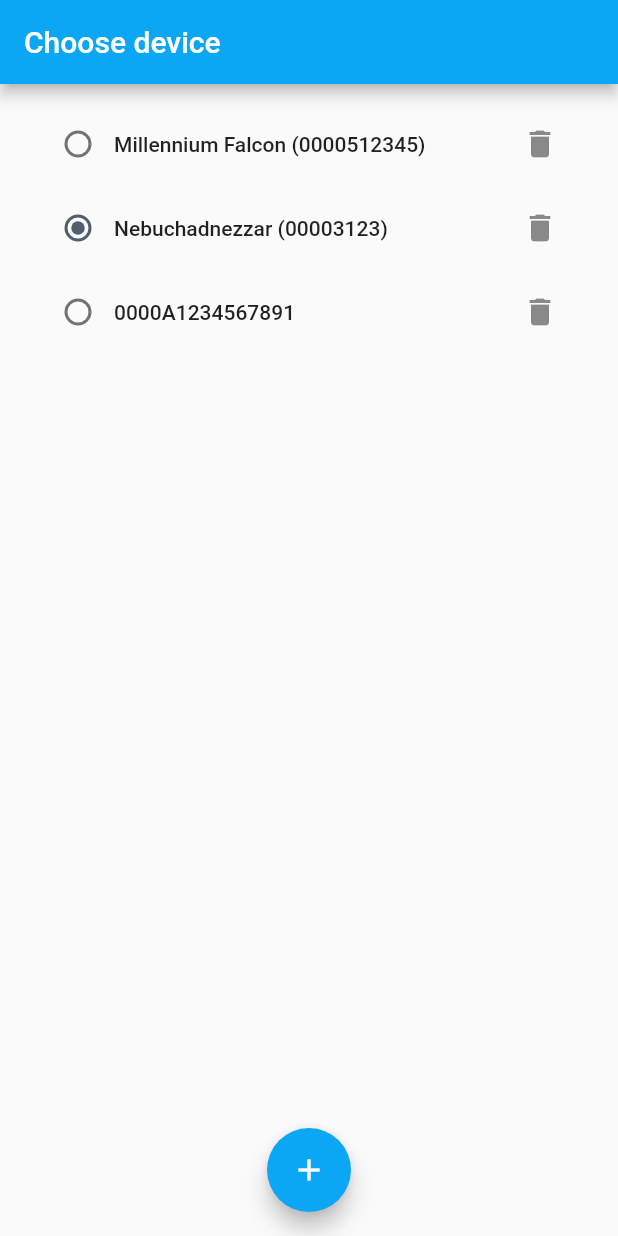
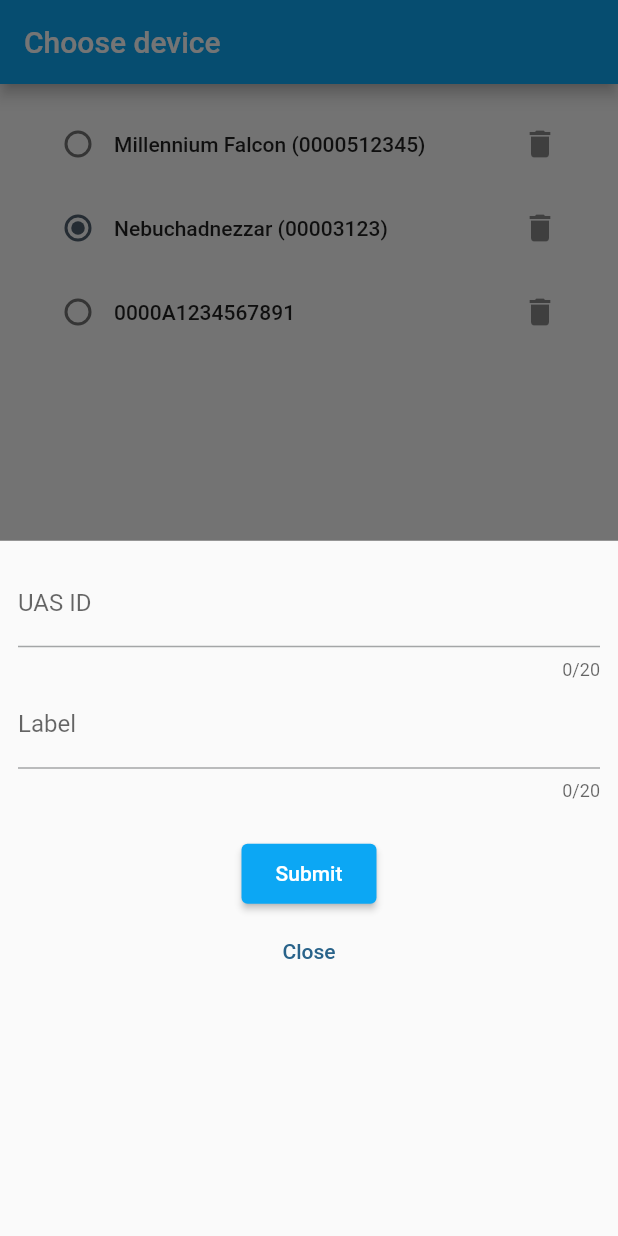
Before and after one commit to Esosek/dronetag_planner, a Flutter app: the DeviceScreen widget shown alone on an empty page, opened directly, after a tap on the "add" icon, on a phone screen of 412 x 824 dp. Run offline on Flutter 3.47's test engine with Material 2 defaults, Android fonts, the phone set to English and light mode, and no system bars; our stand-ins replace flutter_riverpod, google_fonts, logger.

Commit message:
Added NewDeviceModal

```diff
--- a/lib/components/device/new_device_form.dart
+++ b/lib/components/device/new_device_form.dart
@@ -4,7 +4,12 @@ import 'package:dronetag_planner/components/ui/custom_elevated_button.dart';
 import 'package:dronetag_planner/screens/flight_screen.dart';
 
 class NewDeviceForm extends StatefulWidget {
-  const NewDeviceForm({super.key});
+  const NewDeviceForm({
+    super.key,
+    this.showLabel = false,
+  });
+
+  final bool showLabel;
 
   @override
   State<NewDeviceForm> createState() => _NewDeviceFormState();
@@ -14,6 +19,12 @@ class _NewDeviceFormState extends State<NewDeviceForm> {
   final _formKey = GlobalKey<FormState>();
 
   bool _isLabelShown = false;
+
+  @override
+  void initState() {
+    super.initState();
+    _isLabelShown = widget.showLabel;
+  }
 
   void _onSubmit() {
     //TODO: Implement NewDeviceForm onSubmit
--- a/lib/screens/device_screen.dart
+++ b/lib/screens/device_screen.dart
@@ -5,9 +5,29 @@ import 'package:dronetag_planner/components/screen_wrapper.dart';
 import 'package:dronetag_planner/providers/devices_provider.dart';
 import 'package:dronetag_planner/models/device.dart';
 import 'package:dronetag_planner/components/device/device_item.dart';
+import 'package:dronetag_planner/components/device/new_device_form.dart';
 
 class DeviceScreen extends ConsumerWidget {
   const DeviceScreen({super.key});
+
+  void _openAddDeviceModal(BuildContext context) async {
+    await showModalBottomSheet(
+      context: context,
+      builder: (context) => Padding(
+        padding: const EdgeInsets.all(12),
+        child: Column(
+          children: [
+            const NewDeviceForm(showLabel: true),
+            const SizedBox(height: 4),
+            TextButton(
+              onPressed: () => Navigator.of(context).pop(),
+              child: const Text('Close'),
+            ),
+          ],
+        ),
+      ),
+    );
+  }
 
   @override
   Widget build(BuildContext context, WidgetRef ref) {
@@ -22,7 +42,7 @@ class DeviceScreen extends ConsumerWidget {
       screenTitle: 'Choose device',
       floatingActionButton: FloatingActionButton(
         child: const Icon(Icons.add),
-        onPressed: () {},
+        onPressed: () => _openAddDeviceModal(context),
       ),
       floatingActionButtonLocation: FloatingActionButtonLocation.centerFloat,
       body: ListView(
```
